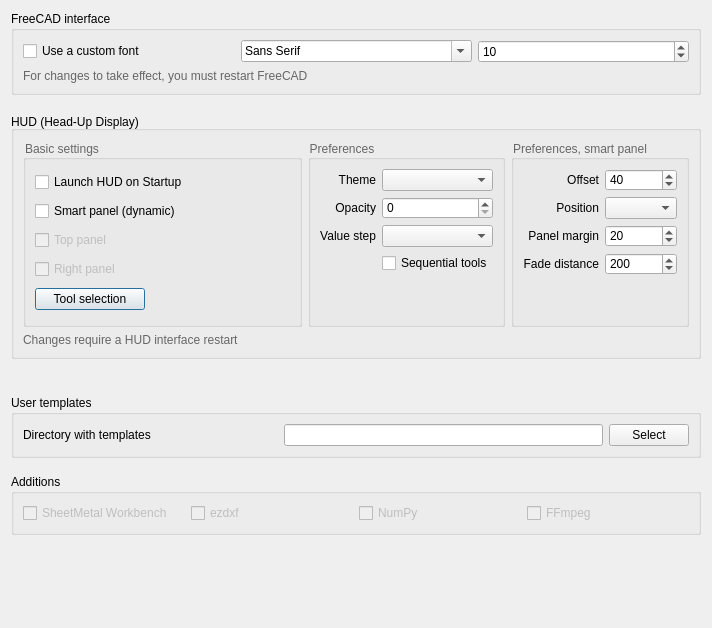
Above: addon/addFC/ui/pref_other.ui from GS90/addFC before the change. Below: the same form after it.
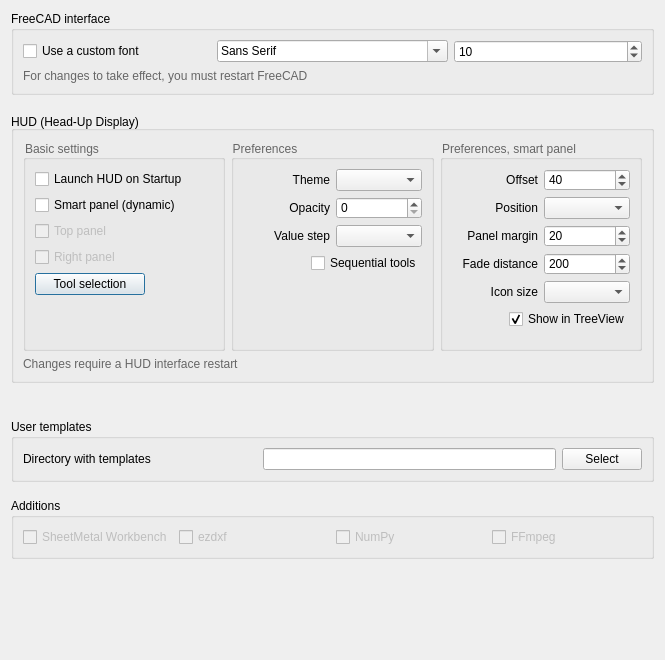
That is the form after the change.

What changed in the file:
```diff
--- a/addon/addFC/ui/pref_other.ui
+++ b/addon/addFC/ui/pref_other.ui
@@ -7,8 +7,8 @@
    <rect>
     <x>0</x>
     <y>0</y>
-    <width>712</width>
-    <height>628</height>
+    <width>665</width>
+    <height>660</height>
    </rect>
   </property>
   <property name="windowTitle">
@@ -88,7 +88,7 @@
      </property>
      <layout class="QVBoxLayout" name="verticalLayout_3">
       <item>
-       <layout class="QHBoxLayout" name="horizontalLayout_hud">
+       <layout class="QHBoxLayout" name="horizontalLayout_hud" stretch="1,1,1">
         <item>
          <widget class="QGroupBox" name="groupBox_hud_main">
           <property name="styleSheet">
@@ -98,6 +98,30 @@
            <string>Basic settings</string>
           </property>
           <layout class="QGridLayout" name="gridLayout">
+           <item row="3" column="0">
+            <widget class="QCheckBox" name="checkBox_hud_right">
+             <property name="enabled">
+              <bool>false</bool>
+             </property>
+             <property name="text">
+              <string>Right panel</string>
+             </property>
+            </widget>
+           </item>
+           <item row="1" column="0">
+            <widget class="QCheckBox" name="checkBox_hud_smart">
+             <property name="text">
+              <string>Smart panel (dynamic)</string>
+             </property>
+            </widget>
+           </item>
+           <item row="0" column="0">
+            <widget class="QCheckBox" name="checkBox_hud_autoload">
+             <property name="text">
+              <string>Launch HUD on Startup</string>
+             </property>
+            </widget>
+           </item>
            <item row="4" column="0">
             <layout class="QHBoxLayout" name="horizontalLayout_hud_tools">
              <item>
@@ -131,23 +155,6 @@
              </item>
             </layout>
            </item>
-           <item row="1" column="0">
-            <widget class="QCheckBox" name="checkBox_hud_smart">
-             <property name="text">
-              <string>Smart panel (dynamic)</string>
-             </property>
-            </widget>
-           </item>
-           <item row="3" column="0">
-            <widget class="QCheckBox" name="checkBox_hud_right">
-             <property name="enabled">
-              <bool>false</bool>
-             </property>
-             <property name="text">
-              <string>Right panel</string>
-             </property>
-            </widget>
-           </item>
            <item row="2" column="0">
             <widget class="QCheckBox" name="checkBox_hud_top">
              <property name="enabled">
@@ -158,12 +165,18 @@
              </property>
             </widget>
            </item>
-           <item row="0" column="0">
-            <widget class="QCheckBox" name="checkBox_hud_autoload">
-             <property name="text">
-              <string>Launch HUD on Startup</string>
+           <item row="5" column="0">
+            <spacer name="verticalSpacer">
+             <property name="orientation">
+              <enum>Qt::Vertical</enum>
              </property>
-            </widget>
+             <property name="sizeHint" stdset="0">
+              <size>
+               <width>20</width>
+               <height>10</height>
+              </size>
+             </property>
+            </spacer>
            </item>
           </layout>
          </widget>
@@ -176,7 +189,9 @@
           <property name="title">
            <string>Preferences</string>
           </property>
-          <layout class="QGridLayout" name="gridLayout_3">
+          <layout class="QVBoxLayout" name="verticalLayout_5">
+           <item>
+            <layout class="QGridLayout" name="gridLayout_hud_pref">
            <item row="1" column="0">
             <widget class="QLabel" name="label_hud_opacity">
              <property name="text">
@@ -187,13 +202,6 @@
              </property>
             </widget>
            </item>
-           <item row="2" column="1">
-            <widget class="QComboBox" name="comboBox_hud_value_step">
-             <property name="toolTip">
-              <string>Controls the step size when changing the value</string>
-             </property>
-            </widget>
-           </item>
            <item row="0" column="0">
             <widget class="QLabel" name="label_hud_theme">
              <property name="text">
@@ -204,32 +212,6 @@
              </property>
             </widget>
            </item>
-           <item row="4" column="1">
-            <spacer name="verticalSpacer_5">
-             <property name="orientation">
-              <enum>Qt::Vertical</enum>
-             </property>
-             <property name="sizeHint" stdset="0">
-              <size>
-               <width>20</width>
-               <height>40</height>
-              </size>
-             </property>
-            </spacer>
-           </item>
-           <item row="2" column="0">
-            <widget class="QLabel" name="label_hud_value_step">
-             <property name="toolTip">
-              <string>Controls the step size when changing the value</string>
-             </property>
-             <property name="text">
-              <string>Value step</string>
-             </property>
-             <property name="alignment">
-              <set>Qt::AlignRight|Qt::AlignTrailing|Qt::AlignVCenter</set>
-             </property>
-            </widget>
-           </item>
            <item row="1" column="1">
             <widget class="QSpinBox" name="spinBox_hud_opacity">
              <property name="minimum">
@@ -246,7 +228,29 @@
            <item row="0" column="1">
             <widget class="QComboBox" name="comboBox_hud_theme"/>
            </item>
-           <item row="3" column="1">
+             <item row="2" column="0">
+              <widget class="QLabel" name="label_hud_value_step">
+               <property name="toolTip">
+                <string>Controls the step size when changing the value</string>
+               </property>
+               <property name="text">
+                <string>Value step</string>
+               </property>
+               <property name="alignment">
+                <set>Qt::AlignRight|Qt::AlignTrailing|Qt::AlignVCenter</set>
+               </property>
+              </widget>
+             </item>
+             <item row="2" column="1">
+              <widget class="QComboBox" name="comboBox_hud_value_step">
+               <property name="toolTip">
+                <string>Controls the step size when changing the value</string>
+               </property>
+              </widget>
+             </item>
+            </layout>
+           </item>
+           <item alignment="Qt::AlignRight">
             <widget class="QCheckBox" name="checkBox_hud_sequential">
              <property name="toolTip">
               <string>Enable secondary tools - they activate automatically after
@@ -257,6 +261,19 @@
              </property>
             </widget>
            </item>
+           <item>
+            <spacer name="verticalSpacer_5">
+             <property name="orientation">
+              <enum>Qt::Vertical</enum>
+             </property>
+             <property name="sizeHint" stdset="0">
+              <size>
+               <width>20</width>
+               <height>10</height>
+              </size>
+             </property>
+            </spacer>
+           </item>
           </layout>
          </widget>
         </item>
@@ -268,23 +285,9 @@
           <property name="title">
            <string>Preferences, smart panel</string>
           </property>
-          <layout class="QGridLayout" name="gridLayout_4">
-           <item row="3" column="1">
-            <widget class="QSpinBox" name="spinBox_hud_smart_fade">
-             <property name="toolTip">
-              <string>Distance over which the panel fades out</string>
-             </property>
-             <property name="minimum">
-              <number>10</number>
-             </property>
-             <property name="maximum">
-              <number>800</number>
-             </property>
-             <property name="value">
-              <number>200</number>
-             </property>
-            </widget>
-           </item>
+          <layout class="QVBoxLayout" name="verticalLayout_4">
+           <item>
+            <layout class="QGridLayout" name="gridLayout_hud_pref_smart">
            <item row="1" column="1">
             <widget class="QComboBox" name="comboBox_hud_spart_position">
              <property name="toolTip">
@@ -292,8 +295,24 @@
              </property>
             </widget>
            </item>
+             <item row="2" column="1">
+              <widget class="QSpinBox" name="spinBox_hud_smart_margin">
+               <property name="toolTip">
+                <string>The active zone border defines the area around the panel where the panel is fully visible and interactive before fading begins</string>
+               </property>
+               <property name="minimum">
+                <number>10</number>
+               </property>
+               <property name="maximum">
+                <number>800</number>
+               </property>
+               <property name="value">
+                <number>20</number>
+               </property>
+              </widget>
+             </item>
            <item row="1" column="0">
-            <widget class="QLabel" name="label_hud_spart_position">
+              <widget class="QLabel" name="label_hud_smart_position">
              <property name="toolTip">
               <string>Panel position relative to cursor, above or below</string>
              </property>
@@ -305,18 +324,18 @@
              </property>
             </widget>
            </item>
-           <item row="4" column="1">
-            <spacer name="verticalSpacer_6">
-             <property name="orientation">
-              <enum>Qt::Vertical</enum>
-             </property>
-             <property name="sizeHint" stdset="0">
-              <size>
-               <width>20</width>
-               <height>40</height>
-              </size>
-             </property>
-            </spacer>
+             <item row="2" column="0">
+              <widget class="QLabel" name="label_hud_smart_margin">
+               <property name="toolTip">
+                <string>The active zone border defines the area around the panel where the panel is fully visible and interactive before fading begins</string>
+               </property>
+               <property name="text">
+                <string>Panel margin</string>
+               </property>
+               <property name="alignment">
+                <set>Qt::AlignRight|Qt::AlignTrailing|Qt::AlignVCenter</set>
+               </property>
+              </widget>
            </item>
            <item row="0" column="1">
             <widget class="QSpinBox" name="spinBox_hud_cursor_offset">
@@ -360,10 +379,10 @@
              </property>
             </widget>
            </item>
-           <item row="2" column="1">
-            <widget class="QSpinBox" name="spinBox_hud_smart_margin">
+             <item row="3" column="1">
+              <widget class="QSpinBox" name="spinBox_hud_smart_fade">
              <property name="toolTip">
-              <string>The active zone border defines the area around the panel where the panel is fully visible and interactive before fading begins</string>
+                <string>Distance over which the panel fades out</string>
              </property>
              <property name="minimum">
               <number>10</number>
@@ -372,22 +391,47 @@
               <number>800</number>
              </property>
              <property name="value">
-              <number>20</number>
+                <number>200</number>
              </property>
             </widget>
            </item>
-           <item row="2" column="0">
-            <widget class="QLabel" name="label_hud_smart_margin">
-             <property name="toolTip">
-              <string>The active zone border defines the area around the panel where the panel is fully visible and interactive before fading begins</string>
-             </property>
+             <item row="4" column="0">
+              <widget class="QLabel" name="label_hud_smart_icon_size">
              <property name="text">
-              <string>Panel margin</string>
+                <string>Icon size</string>
              </property>
              <property name="alignment">
               <set>Qt::AlignRight|Qt::AlignTrailing|Qt::AlignVCenter</set>
              </property>
             </widget>
+             </item>
+             <item row="4" column="1">
+              <widget class="QComboBox" name="comboBox_hud_smart_icon_size"/>
+             </item>
+            </layout>
+           </item>
+           <item alignment="Qt::AlignRight">
+            <widget class="QCheckBox" name="checkBox_hud_tree_work">
+             <property name="text">
+              <string>Show in TreeView</string>
+             </property>
+             <property name="checked">
+              <bool>true</bool>
+             </property>
+            </widget>
+           </item>
+           <item>
+            <spacer name="verticalSpacer_6">
+             <property name="orientation">
+              <enum>Qt::Vertical</enum>
+             </property>
+             <property name="sizeHint" stdset="0">
+              <size>
+               <width>20</width>
+               <height>10</height>
+              </size>
+             </property>
+            </spacer>
            </item>
           </layout>
          </widget>
```
Lines whose indentation alone changed are shown as unchanged.
